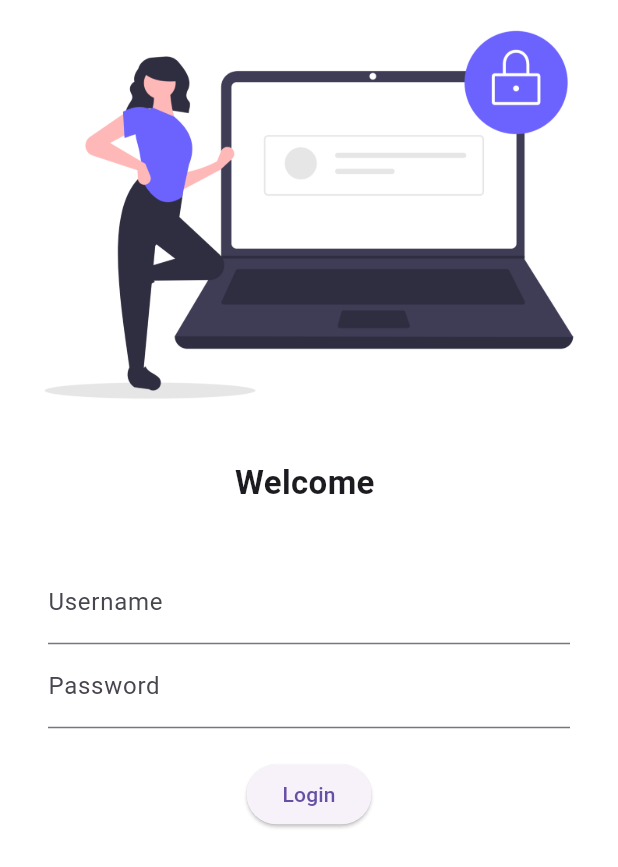
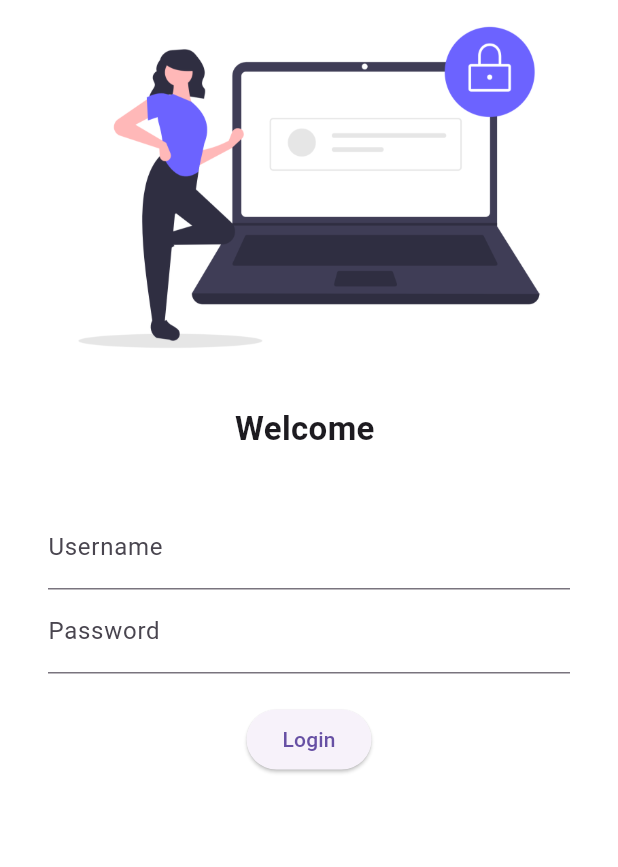
Before and after one commit to ZahoorAhmed008/flutter_work, a Flutter app: the screen it shows after launch, on a phone screen of 412 x 824 dp. Shown: the top 867 px of the screen. Run offline on Flutter 3.47's test engine with Material 3 defaults, Android fonts, the phone set to English and light mode, and no system bars; our stand-ins replace google_fonts.

Commit message:
Day6 completed

```diff
--- a/lib/Pages/loginpage.dart
+++ b/lib/Pages/loginpage.dart
@@ -7,11 +7,13 @@ class Loginpage extends StatelessWidget {
   Widget build(BuildContext context) {
     return Material(
       color: Colors.white,
+      child: SingleChildScrollView(
         child: Column(
           children: [
             Image.asset(
               "assets/images/loginPic.png",
               fit: BoxFit.cover,
+              height: 250,
             ),
             SizedBox(
               height: 20.0,
@@ -56,6 +58,7 @@ class Loginpage extends StatelessWidget {
             )
           ],
         ),
+      ),
     );
   }
 }
```
Lines whose indentation alone changed are shown as unchanged.
